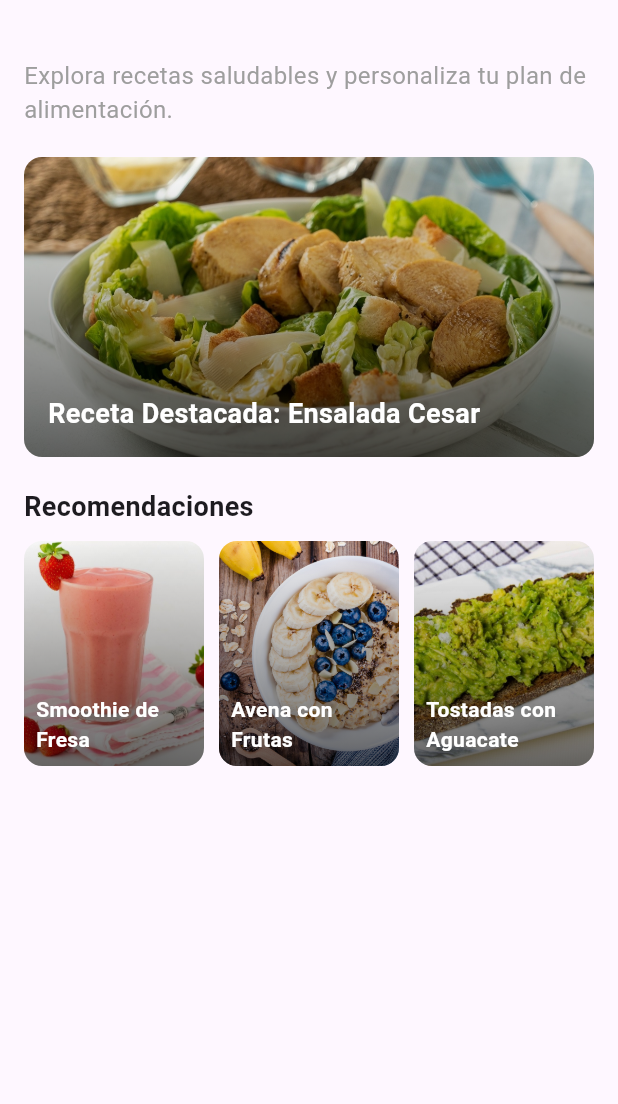
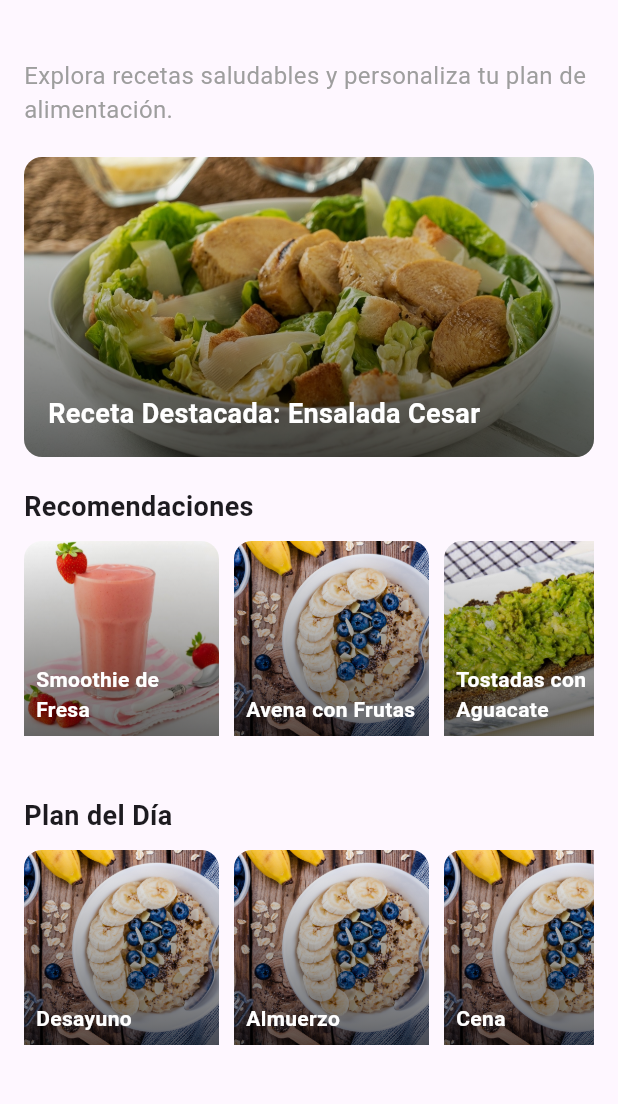
Before and after one commit to Ipeross/Examen_Moviles_Feast_Fit_IPO, a Flutter app: the HomeScreen screen opened directly, on a phone screen of 412 x 824 dp, the part 65-1169 px from its top. Run offline on Flutter 3.47's test engine with Material 3 defaults, Android fonts, the phone set to English and light mode, and no system bars.

Commit message:
Daily plan Widget created with example images in HomeScreen. Need to add more parameters to change the width/ height for each image

```diff
--- a/lib/main.dart
+++ b/lib/main.dart
@@ -2,8 +2,6 @@
 import 'package:feast_fit/theme/theme_provider.dart';
 import 'package:flutter/material.dart';
 import 'package:provider/provider.dart';
-
-
 
 void main() {
   runApp(
--- a/lib/screens/home_screen.dart
+++ b/lib/screens/home_screen.dart
@@ -27,6 +27,8 @@ class HomeScreen extends StatelessWidget {
                   _buildFeaturedRecipe(context),
                   const SizedBox(height: 20),
                   _buildRecommendedRecipes(context),
+                  const SizedBox(height: 20),
+                  _buildDailyPlan(context),
                 ],
               ),
             ),
@@ -92,6 +94,37 @@ class HomeScreen extends StatelessWidget {
     );
   }
 
+  Widget _buildDailyPlan(BuildContext context) {
+    final List<Map<String, String>> meals = [
+      {'name': 'Desayuno', 'image': 'assets/oatmeal.jpg'},
+      {'name': 'Almuerzo', 'image': 'assets/oatmeal.jpg'},
+      {'name': 'Cena', 'image': 'assets/oatmeal.jpg'},
+      {'name': 'Snack', 'image': 'assets/oatmeal.jpg'},
+    ];
+
+    return Column(
+      crossAxisAlignment: CrossAxisAlignment.start,
+      children: [
+        const Text(
+          'Plan del Día',
+          style: TextStyle(fontSize: 18, fontWeight: FontWeight.bold),
+        ),
+        const SizedBox(height: 10),
+        SizedBox(
+          height: 150,
+          child: ListView.builder(
+            scrollDirection: Axis.horizontal,
+            itemCount: meals.length,
+            itemBuilder: (context, index) {
+              return _buildRecipeCard(
+                  meals[index]['name']!, meals[index]['image']!);
+            },
+          ),
+        ),
+      ],
+    );
+  }
+
   Widget _buildRecipeCard(String title, String imagePath) {
     return Padding(
       padding: const EdgeInsets.only(right: 10),
@@ -101,13 +134,13 @@ class HomeScreen extends StatelessWidget {
           children: [
             Image.asset(
               imagePath,
-              width: 120,
-              height: 150,
+              width: 130,
+              height: 130,
               fit: BoxFit.cover,
             ),
             Container(
-              width: 120,
-              height: 150,
+              width: 130,
+              height: 130,
               decoration: BoxDecoration(
                 gradient: LinearGradient(
                   colors: [Colors.black.withOpacity(0.6), Colors.transparent],
```
Lines whose indentation alone changed are shown as unchanged.
